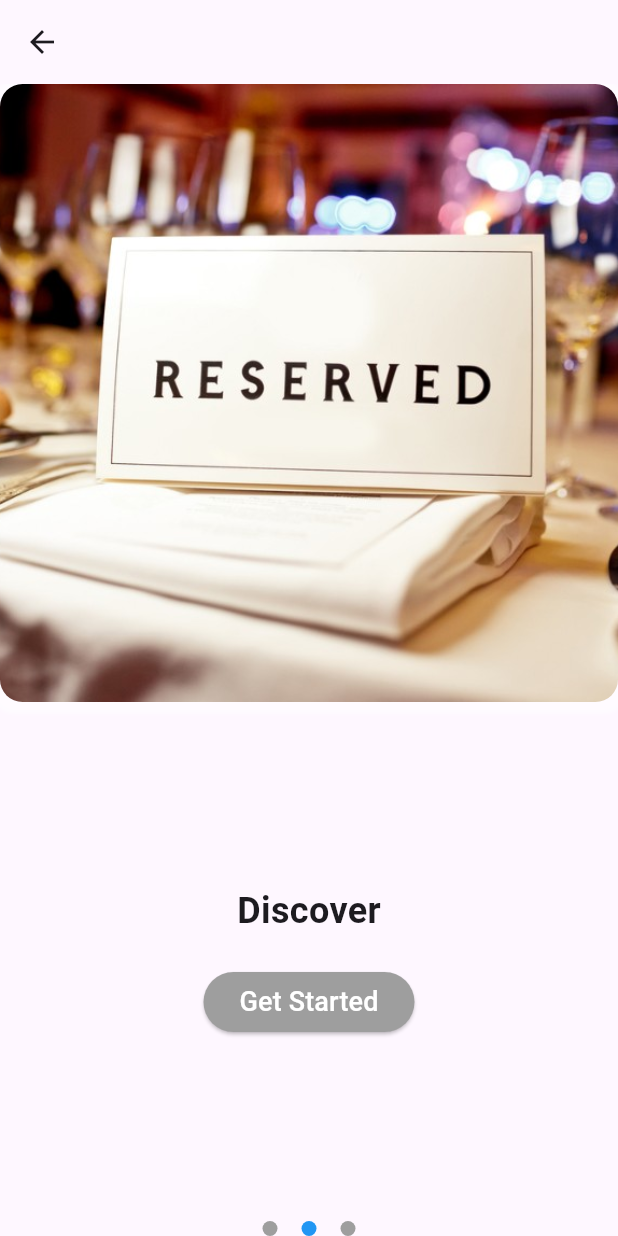
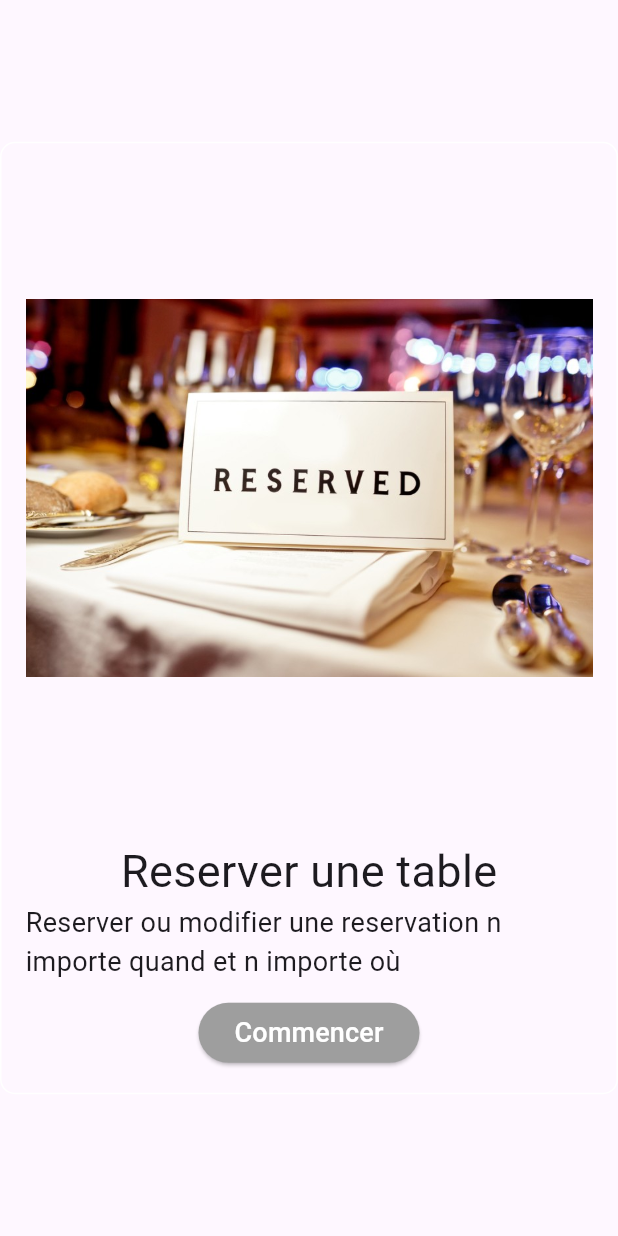
Before and after one commit to Dalel1akremi/flutterProject, a Flutter app: the screen it shows after launch, swiped to page 2, on a phone screen of 412 x 824 dp. Run offline on Flutter 3.47's test engine with Material 3 defaults, Android fonts, the phone set to English and light mode, and no system bars; our stand-ins replace google_sign_in.

Commit message:
feat:fix `reservertable` page

```diff
--- a/FLUTTER/lib/pages/aboutRestaurant/ReserverTable.dart
+++ b/FLUTTER/lib/pages/aboutRestaurant/ReserverTable.dart
@@ -1,3 +1,4 @@
+// Import necessary packages
 import 'package:flutter/material.dart';
 import 'offers.dart';
 import 'acceuil.dart';
@@ -19,151 +20,59 @@
   @override
   Widget build(BuildContext context) {
     return Scaffold(
-      appBar: AppBar(
-        title: const Column(
-          crossAxisAlignment: CrossAxisAlignment.start,
-          children: [
-            Padding(
-              padding: EdgeInsets.only(top: 8.0),
-            ),
-          ],
-        ),
-      ),
-      body: Column(
-        children: [
-          // Top Half: Image
-          Center(
-            child: SizedBox(
-              height: MediaQuery.of(context).size.height / 2,
-              width: 1500, // Replace this with your desired width value
-              child: Container(
-                decoration: BoxDecoration(
-                  image: const DecorationImage(
-                    image: AssetImage('images/Second.jpg'),
-                    fit: BoxFit.fitHeight,
-                  ),
-                  borderRadius: BorderRadius.circular(15.0),
-                  boxShadow: [
-                    BoxShadow(
-                      color: Colors.white.withOpacity(0.5),
-                      spreadRadius: 5,
-                      blurRadius: 1,
-                      offset: const Offset(0, 3),
-                    ),
-                  ],
-                ),
-              ),
-            ),
-          ),
-          Expanded(
-            child: PageView(
-              controller: _pageController,
-              onPageChanged: (index) {
-                setState(() {
-                  _currentPage = index;
-                });
-
-                // Add logic to navigate based on the selected page index
-                switch (index) {
-                  case 0:
-                    Navigator.push(
-                      context,
-                      MaterialPageRoute(builder: (context) => AcceuilScreen()),
-                    );
-                    break;
-                  case 2:
-                    Navigator.push(
-                      context,
-                      MaterialPageRoute(
-                          builder: (context) => const OffersScreen()),
-                    );
-                    break;
-                }
-              },
-              children: [
-                // The existing content of HomeScreen
-                Center(
+      body: Center(
         child: Column(
           mainAxisAlignment: MainAxisAlignment.center,
           children: [
-                      const Text(
-                        'Discover',
-                        style: TextStyle(
-                            fontSize: 24, fontWeight: FontWeight.bold),
+            // Add your special offers-related widgets or content here
+            // For example:
+            Container(
+              padding: const EdgeInsets.all(16),  // Adjust the padding as needed
+              decoration: BoxDecoration(
+                border: Border.all(color: Colors.white),
+                borderRadius: BorderRadius.circular(10),
+              ),
+              child: Column(
+                children: [
+                  // Add an Image
+                  Image.asset(
+                    'images/Second.jpg', // Replace with the actual image path
+                    width: 500, // Adjust the width as needed
+                    height: 428, // Adjust the height as needed
                   ),
                   const SizedBox(height: 20),
+                  // Add Text
+                  const Text(
+                    'Reserver une table',
+                    style: TextStyle(fontSize: 30),
+                  ),
+                  const Text(
+                    'Reserver ou modifier une reservation n importe quand et n importe où ',
+                    style: TextStyle(fontSize: 18),
+
+                  ),
+                  const SizedBox(height: 10),
+                  // Add a Button
                   ElevatedButton(
                     onPressed: () {
-                          Navigator.push(
-                            context,
-                            MaterialPageRoute(
-                                builder: (context) => const AcceuilScreen()),
-                          );
+
+                      // Add your button click logic here
                     },
                     style: ElevatedButton.styleFrom(
                           backgroundColor: Colors.grey,
                         ),
-                        child: const Text(
-                          'Get Started',
-                          style: TextStyle(
+                    child: const Text(('Commencer'),style: TextStyle(
                             fontSize: 18,
                             color: Colors.white,
                           ),
+                          )
+                  ),
+                ],
               ),
             ),
           ],
         ),
       ),
-                // Add your ReserverTable screen here (Note: Consider using a different widget here, or you might end up in an infinite loop)
-                Container(
-                  color: Colors.white,
-                  child: const Center(
-                    child: Text(
-                      'ReserverTableScreen Content',
-                      style:
-                          TextStyle(fontSize: 24, fontWeight: FontWeight.bold),
-                    ),
-                  ),
-                ),
-                // Add your Offers screen here
-                const OffersScreen(),
-              ],
-            ),
-          ),
-          // Bottom Half: Three Centered Dots for Navigation
-          Row(
-            mainAxisAlignment: MainAxisAlignment.center,
-            children: List.generate(
-              pageTitles.length,
-              (index) => buildDot(index),
-            ),
-          ),
-        ],
-      ),
     );
   }
-
-  Widget buildDot(int pageIndex) {
-    return Padding(
-      padding: const EdgeInsets.symmetric(horizontal: 8.0),
-      child: Container(
-        width: 10,
-        height: 10,
-        decoration: BoxDecoration(
-          shape: BoxShape.circle,
-          color: _currentPage == pageIndex ? Colors.blue : Colors.grey,
-        ),
-      ),
-    );
 }
-
-  @override
-  void initState() {
-    super.initState();
-    _pageController.addListener(() {
-      setState(() {
-        _currentPage = _pageController.page!.round();
-      });
-    });
-  }
-}
```
Also changed, not shown: FLUTTER/images/Third.jpg (added). Lines whose indentation alone changed are shown as unchanged.
